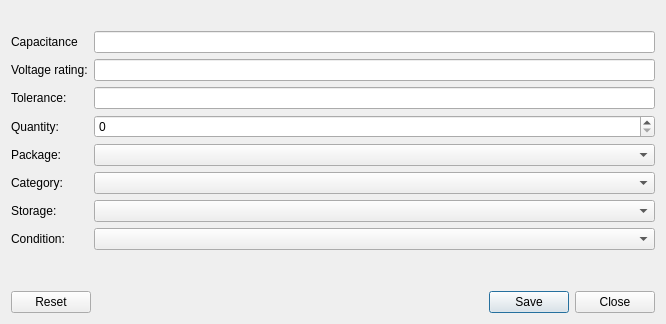
Before: the Qt Designer form src/dialogs/quickaddcapacitordialog.ui in jassuncao/myparts, drawn with Qt 5.
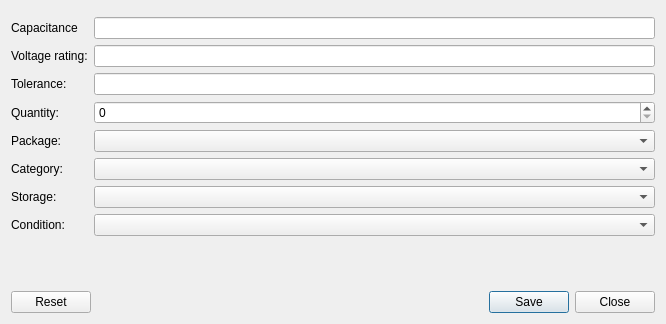
After: the same form once the commit is applied. Icons and pictures are not drawn. Custom widgets are drawn as their Qt base class.

The edit to the form file:
```diff
--- a/src/dialogs/quickaddcapacitordialog.ui
+++ b/src/dialogs/quickaddcapacitordialog.ui
@@ -24,25 +24,6 @@
    <item>
     <layout class="QFormLayout" name="formLayout">
      <item row="0" column="0">
-      <widget class="QWidget" name="widget" native="true"/>
-     </item>
-     <item row="0" column="1">
-      <spacer name="verticalSpacer_2">
-       <property name="orientation">
-        <enum>Qt::Vertical</enum>
-       </property>
-       <property name="sizeType">
-        <enum>QSizePolicy::Minimum</enum>
-       </property>
-       <property name="sizeHint" stdset="0">
-        <size>
-         <width>20</width>
-         <height>8</height>
-        </size>
-       </property>
-      </spacer>
-     </item>
-     <item row="1" column="0">
       <widget class="QLabel" name="label">
        <property name="text">
         <string>Capacitance</string>
@@ -52,10 +33,10 @@
        </property>
       </widget>
      </item>
-     <item row="1" column="1">
+     <item row="0" column="1">
       <widget class="QLineEdit" name="capacitanceValueLineEdit"/>
      </item>
-     <item row="2" column="0">
+     <item row="1" column="0">
       <widget class="QLabel" name="label_3">
        <property name="text">
         <string>Voltage rating:</string>
@@ -65,14 +46,14 @@
        </property>
       </widget>
      </item>
-     <item row="2" column="1">
+     <item row="1" column="1">
       <widget class="QLineEdit" name="voltageRatingLineEdit">
        <property name="inputMethodHints">
         <set>Qt::ImhNone</set>
        </property>
       </widget>
      </item>
-     <item row="3" column="0">
+     <item row="2" column="0">
       <widget class="QLabel" name="label_9">
        <property name="text">
         <string>Tolerance:</string>
@@ -82,10 +63,10 @@
        </property>
       </widget>
      </item>
-     <item row="3" column="1">
+     <item row="2" column="1">
       <widget class="QLineEdit" name="toleranceLineEdit"/>
      </item>
-     <item row="4" column="0">
+     <item row="3" column="0">
       <widget class="QLabel" name="label_8">
        <property name="text">
         <string>Quantity:</string>
@@ -95,10 +76,10 @@
        </property>
       </widget>
      </item>
-     <item row="4" column="1">
+     <item row="3" column="1">
       <widget class="QSpinBox" name="quantitySpinBox"/>
      </item>
-     <item row="5" column="0">
+     <item row="4" column="0">
       <widget class="QLabel" name="label_10">
        <property name="text">
         <string>Package:</string>
@@ -108,10 +89,10 @@
        </property>
       </widget>
      </item>
-     <item row="5" column="1">
+     <item row="4" column="1">
       <widget class="RelationalComboBox" name="partPackageComboBox"/>
      </item>
-     <item row="6" column="0">
+     <item row="5" column="0">
       <widget class="QLabel" name="label_4">
        <property name="text">
         <string>Category:</string>
@@ -121,10 +102,10 @@
        </property>
       </widget>
      </item>
-     <item row="6" column="1">
+     <item row="5" column="1">
       <widget class="TreeViewComboBox" name="partCategoryComboBox"/>
      </item>
-     <item row="7" column="0">
+     <item row="6" column="0">
       <widget class="QLabel" name="label_5">
        <property name="text">
         <string>Storage:</string>
@@ -134,10 +115,10 @@
        </property>
       </widget>
      </item>
-     <item row="7" column="1">
+     <item row="6" column="1">
       <widget class="TreeViewComboBox" name="partStorageComboBox"/>
      </item>
-     <item row="8" column="0">
+     <item row="7" column="0">
       <widget class="QLabel" name="label_6">
        <property name="text">
         <string>Condition:</string>
@@ -147,7 +128,7 @@
        </property>
       </widget>
      </item>
-     <item row="8" column="1">
+     <item row="7" column="1">
       <widget class="RelationalComboBox" name="partConditionComboBox"/>
      </item>
     </layout>
```
Left out of the diff: 3 changed lines with no effect on the pictures.
